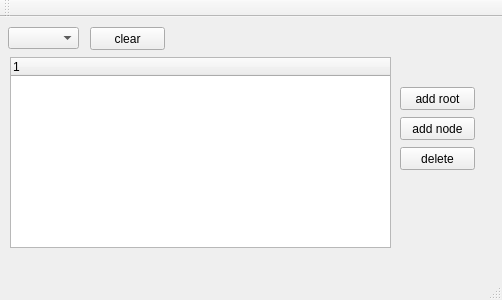
First picture: the form in comboBox_explore/mainwindow.ui, repository qingfengself/comboBox_explore, before the edit.
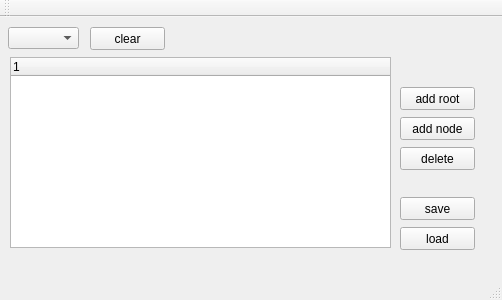
Second picture: the form after the edit.

Commit message: save widget settings use QSettins(first)

What changed in the file:
```diff
--- a/comboBox_explore/mainwindow.ui
+++ b/comboBox_explore/mainwindow.ui
@@ -94,6 +94,32 @@
      <string>add root</string>
     </property>
    </widget>
+   <widget class="QPushButton" name="pushBtn_save">
+    <property name="geometry">
+     <rect>
+      <x>400</x>
+      <y>180</y>
+      <width>75</width>
+      <height>23</height>
+     </rect>
+    </property>
+    <property name="text">
+     <string>save</string>
+    </property>
+   </widget>
+   <widget class="QPushButton" name="pushBtn_load">
+    <property name="geometry">
+     <rect>
+      <x>400</x>
+      <y>210</y>
+      <width>75</width>
+      <height>23</height>
+     </rect>
+    </property>
+    <property name="text">
+     <string>load</string>
+    </property>
+   </widget>
   </widget>
   <widget class="QMenuBar" name="menuBar">
    <property name="geometry">
```
The commit also changes 6 other files.
